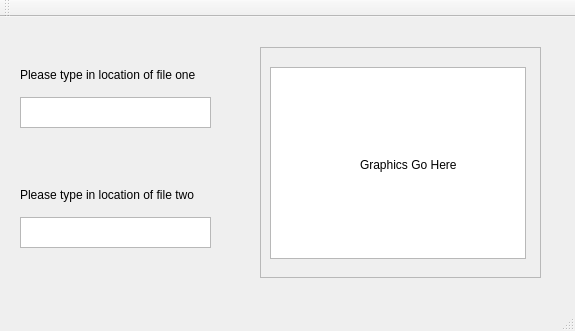
Before: the Qt Designer form GUITrialOne/mainwindow.ui in cheripai/FretAnalyzer, drawn with Qt 5.
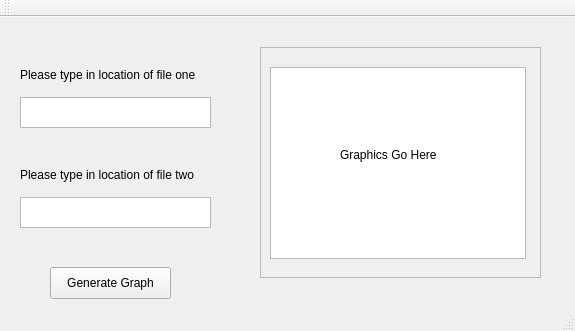
After: the same form once the commit is applied.

What changed in the file:
```diff
--- a/GUITrialOne/mainwindow.ui
+++ b/GUITrialOne/mainwindow.ui
@@ -28,7 +28,7 @@
     <property name="geometry">
      <rect>
       <x>20</x>
-      <y>200</y>
+      <y>180</y>
       <width>191</width>
       <height>31</height>
      </rect>
@@ -51,7 +51,7 @@
     <property name="geometry">
      <rect>
       <x>20</x>
-      <y>170</y>
+      <y>150</y>
       <width>211</width>
       <height>16</height>
      </rect>
@@ -88,8 +88,8 @@
     <widget class="QLabel" name="label_3">
      <property name="geometry">
       <rect>
-       <x>100</x>
-       <y>110</y>
+       <x>80</x>
+       <y>100</y>
        <width>121</width>
        <height>16</height>
       </rect>
@@ -99,6 +99,19 @@
      </property>
     </widget>
    </widget>
+   <widget class="QPushButton" name="pushButton">
+    <property name="geometry">
+     <rect>
+      <x>50</x>
+      <y>250</y>
+      <width>121</width>
+      <height>32</height>
+     </rect>
+    </property>
+    <property name="text">
+     <string>Generate Graph</string>
+    </property>
+   </widget>
   </widget>
   <widget class="QToolBar" name="mainToolBar">
    <attribute name="toolBarArea">
```
